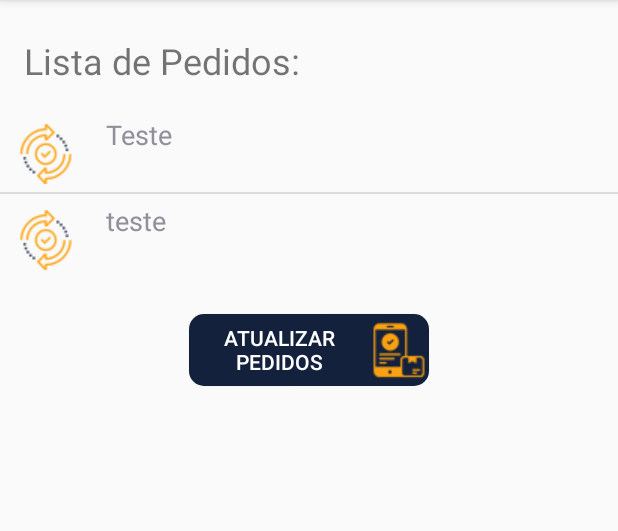
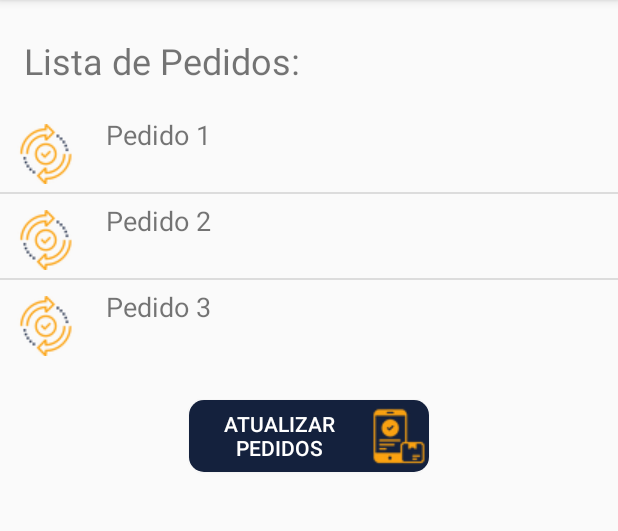
Before and after one commit to anabibelforscher/PedidosAsyncTask, an Android app: the screen it shows after launch (MainActivity), after a tap on "ATUALIZAR PEDIDOS", on a phone screen of 412 x 824 dp, the part 84-615 px from its top. Run offline under Robolectric (Android 15) with nearby library versions, the phone set to English and light mode, and no system bars.

Commit message:
Geração da lista de pedidos

```diff
--- /dev/null
+++ b/app/src/main/java/dell/ead/oficina_aula1/ListaPedidosAdapter.java
@@ -0,0 +1,33 @@
+package dell.ead.oficina_aula1;
+
+import android.content.Context;
+import android.view.LayoutInflater;
+import android.view.View;
+import android.view.ViewGroup;
+import android.widget.ArrayAdapter;
+import android.widget.TextView;
+
+import java.util.ArrayList;
+
+public class ListaPedidosAdapter extends ArrayAdapter<Object[]> {
+
+    private final Context context;
+    private final ArrayList<Object[]> values;
+
+    public ListaPedidosAdapter(Context context, ArrayList<Object[]> values) {
+        super(context, R.layout.lista_pedidos, values);
+        this.context = context;
+        this.values = values;
+    }
+
+    @Override
+    public View getView(int position, View convertView, ViewGroup parent) {
+        LayoutInflater inflater = (LayoutInflater) context
+                .getSystemService(Context.LAYOUT_INFLATER_SERVICE);
+        View rowView = inflater.inflate(R.layout.lista_pedidos, parent, false);
+        TextView textView =  rowView.findViewById(R.id.order);
+        textView.setText(values.get(position)[0].toString());
+
+        return rowView;
+    }
+}
--- a/app/src/main/java/dell/ead/oficina_aula1/MainActivity.java
+++ b/app/src/main/java/dell/ead/oficina_aula1/MainActivity.java
@@ -3,19 +3,19 @@ package dell.ead.oficina_aula1;
 import android.support.v7.app.AppCompatActivity;
 import android.os.Bundle;
 import android.view.View;
-import android.widget.ArrayAdapter;
 import android.widget.Button;
 import android.widget.ImageView;
 import android.widget.ListView;
+import android.widget.TextView;
+
+import java.util.ArrayList;
+import java.util.Random;
 
 public class MainActivity extends AppCompatActivity {
 
     private Button mButtonAction;
     private ListView mListView;
-    private String[] mOrders = {
-            "Teste", "teste"
-    };
-    ArrayAdapter<String> mAdapter;
+    private TextView mTextViewOrder;
 
     @Override
     protected void onCreate(Bundle savedInstanceState) {
@@ -23,25 +23,30 @@ public class MainActivity extends AppCompatActivity {
         setContentView(R.layout.activity_main);
 
         mButtonAction = findViewById(R.id.buttonAction);
-        mListView = findViewById(R.id.listViewOrder);
-        setButton("Atualizar Pedidos");
-
-       mAdapter = new ArrayAdapter<>(
-                getApplicationContext(),
-                R.layout.lista_pedidos,
-                R.id.order,
-                mOrders
-        );
+        mTextViewOrder= findViewById(R.id.order);
+        setButtonUpdateList();
     }
 
-    public void setButton (String message){
-      mButtonAction.setText(message);
-      mButtonAction.setOnClickListener(new View.OnClickListener() {
-          @Override
-          public void onClick(View view) {
-              mListView.setAdapter(mAdapter);
-          }
-      });
+    public void setListView(){
+        Random random = new Random();
+        int number = random.nextInt(12);
+        ArrayList<Object[]> pedidos = new ArrayList<>();
+        for (int i = 1; i < number; i++) {
+            pedidos.add(new Object[] { "Pedido "+i, 2000 });
+        }
+        if (number<=1)
+            pedidos.add(new Object[] { "Nenhum pedido para atualizar ", 0 });
+
+        mListView = findViewById(R.id.listViewOrder);
+        mListView.setAdapter(new ListaPedidosAdapter(this, pedidos));
     }
 
+    public void setButtonUpdateList(){
+        setButtonMessage(R.string.atualizar_pedidos);
+        mButtonAction.setOnClickListener(view -> setListView());
+    }
+
+    public void setButtonMessage(int message){
+        mButtonAction.setText(message);
+    }
 }
--- a/app/src/main/res/layout/lista_pedidos.xml
+++ b/app/src/main/res/layout/lista_pedidos.xml
@@ -11,14 +11,13 @@
         android:layout_marginStart="5dp"
         android:layout_marginEnd="20dp"
         android:layout_marginTop="5dp"
-        android:src="@drawable/updated" >
+        android:src="@drawable/updated">
     </ImageView>
 
     <TextView
         android:id="@+id/order"
         android:layout_width="wrap_content"
         android:layout_height="wrap_content"
-        android:textSize="18sp" >
-    </TextView>
+        android:textSize="18sp"></TextView>
 
 </LinearLayout>
--- a/app/src/main/res/values/strings.xml
+++ b/app/src/main/res/values/strings.xml
@@ -1,4 +1,6 @@
 <resources>
     <string name="app_name">Oficina_Aula1</string>
     <string name="lista_de_pedidos">Lista de Pedidos:</string>
+    <string name="atualizar_pedidos">Atualizar Pedidos</string>
+    <string name="limpar_pedidos">Limpar pedidos</string>
 </resources>
```
